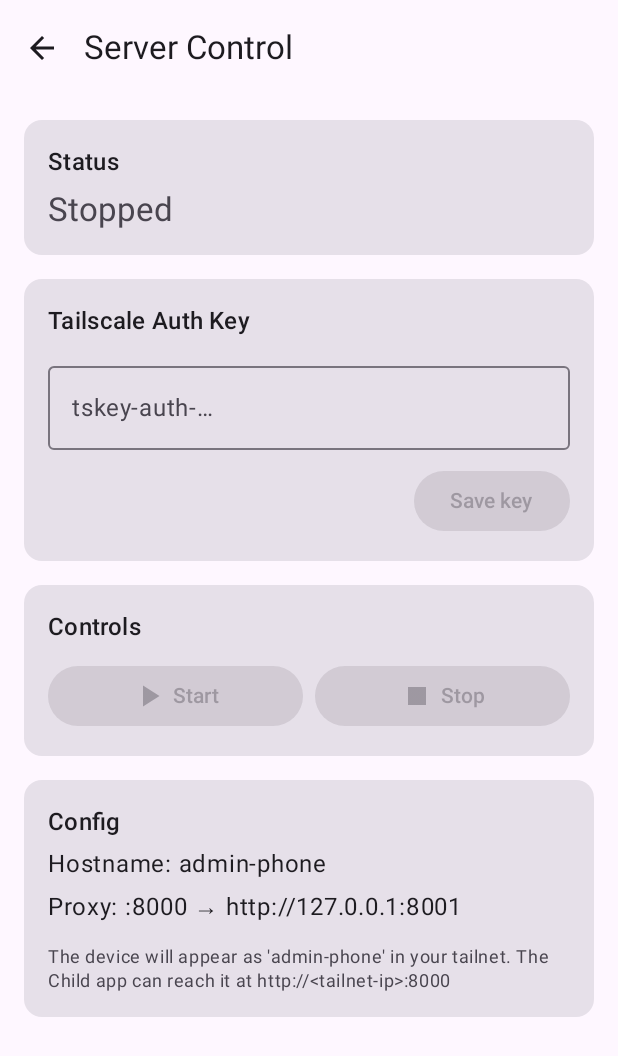
After one commit to System-IQ/FamilySafety, an Android app built with Jetpack Compose: the ServerControlScreen screen opened through its navigation route, on a phone screen of 412 x 824 dp. The commit adds this screen. Shown: the top 1056 px of the screen. Run offline under Robolectric (Android 15) with nearby library versions, the light colour scheme and no system bars.

Commit message:
Batch 4.5.2: integrate tsnet AAR + Server Control screen
- libs/tsnetbridge.aar (from Batch 4.5.1 CI artifact)
- data/tsnet/AuthKeyStore.kt       SharedPreferences for auth key
- data/tsnet/TsnetServerWrapper.kt Kotlin wrapper around gomobile API
- ui/server/ServerControlState.kt  UI state sealed interface
- ui/server/ServerControlViewModel.kt  start/stop logic
- ui/server/ServerControlScreen.kt Compose UI with key input + controls
- FamilyAdminApp.kt (updated)      adds authKeyStore + tsnetWrapper
- MainActivity.kt (updated)        passes new deps to nav
- ui/navigation/AppNavigation.kt   new SERVER route
- ui/controlroom/ControlRoomScreen.kt  + Cloud icon
- build.gradle.kts                 fileTree for libs/*.aar

```diff
--- a/admin/android/app/build.gradle.kts
+++ b/admin/android/app/build.gradle.kts
@@ -57,6 +57,8 @@ android {
 }
 
 dependencies {
+    implementation(fileTree(mapOf("dir" to "libs", "include" to listOf("*.aar", "*.jar"))))
+
     val composeBom = platform("androidx.compose:compose-bom:2024.09.03")
     implementation(composeBom)
     androidTestImplementation(composeBom)
--- a/admin/android/app/src/main/java/com/admin/family/FamilyAdminApp.kt
+++ b/admin/android/app/src/main/java/com/admin/family/FamilyAdminApp.kt
@@ -6,42 +6,30 @@ import com.admin.family.data.prefs.AppPreferences
 import com.admin.family.data.repository.DefaultSettingsRepository
 import com.admin.family.data.repository.DeviceRepository
 import com.admin.family.data.repository.SettingsRepository
+import com.admin.family.data.tsnet.AuthKeyStore
+import com.admin.family.data.tsnet.TsnetServerWrapper
 
-/**
- * Application entry point.
- *
- * Wires:
- * - AppPreferences (SharedPreferences)
- * - SettingsRepository (interface over prefs)
- * - ApiClient (uses base URL from prefs)
- * - DeviceRepository (uses ApiClient)
- *
- * All dependencies are exposed as immutable references for the
- * lifetime of the process. Base URL changes go through
- * `apiClient.updateBaseUrl()` — no need to recreate anything.
- */
 class FamilyAdminApp : Application() {
-
     lateinit var preferences: AppPreferences
         private set
-
     lateinit var settingsRepository: SettingsRepository
         private set
-
     lateinit var apiClient: ApiClient
         private set
-
     lateinit var deviceRepository: DeviceRepository
+        private set
+    lateinit var authKeyStore: AuthKeyStore
+        private set
+    lateinit var tsnetWrapper: TsnetServerWrapper
         private set
 
     override fun onCreate() {
         super.onCreate()
-
         preferences = AppPreferences(this)
         settingsRepository = DefaultSettingsRepository(preferences)
-
-        // Build client from whatever URL is currently saved.
         apiClient = ApiClient(preferences.apiBaseUrl)
         deviceRepository = DeviceRepository(apiClient)
+        authKeyStore = AuthKeyStore(this)
+        tsnetWrapper = TsnetServerWrapper(this)
     }
 }
--- a/admin/android/app/src/main/java/com/admin/family/MainActivity.kt
+++ b/admin/android/app/src/main/java/com/admin/family/MainActivity.kt
@@ -12,11 +12,9 @@ import com.admin.family.ui.navigation.AppNavigation
 import com.admin.family.ui.theme.FamilyAdminTheme
 
 class MainActivity : ComponentActivity() {
-
     override fun onCreate(savedInstanceState: Bundle?) {
         super.onCreate(savedInstanceState)
         enableEdgeToEdge()
-
         val app = application as FamilyAdminApp
 
         setContent {
@@ -29,6 +27,8 @@ class MainActivity : ComponentActivity() {
                         deviceRepository = app.deviceRepository,
                         settingsRepository = app.settingsRepository,
                         apiClient = app.apiClient,
+                        tsnetWrapper = app.tsnetWrapper,
+                        authKeyStore = app.authKeyStore,
                     )
                 }
             }
--- /dev/null
+++ b/admin/android/app/src/main/java/com/admin/family/data/tsnet/AuthKeyStore.kt
@@ -0,0 +1,25 @@
+package com.admin.family.data.tsnet
+
+import android.content.Context
+
+/**
+ * Secure-ish storage for the Tailscale auth key.
+ * Currently plain SharedPreferences — will upgrade to EncryptedSharedPreferences later.
+ */
+class AuthKeyStore(context: Context) {
+    private val prefs = context.getSharedPreferences("tsnet_auth", Context.MODE_PRIVATE)
+
+    var authKey: String?
+        get() = prefs.getString(KEY, null)
+        set(value) {
+            prefs.edit().putString(KEY, value).apply()
+        }
+
+    fun clear() {
+        prefs.edit().remove(KEY).apply()
+    }
+
+    companion object {
+        private const val KEY = "tailscale_auth_key"
+    }
+}
--- a/admin/android/app/src/main/java/com/admin/family/ui/controlroom/ControlRoomScreen.kt
+++ b/admin/android/app/src/main/java/com/admin/family/ui/controlroom/ControlRoomScreen.kt
@@ -12,6 +12,7 @@ import androidx.compose.foundation.lazy.LazyColumn
 import androidx.compose.foundation.lazy.items
 import androidx.compose.material.icons.Icons
 import androidx.compose.material.icons.filled.Refresh
+import androidx.compose.material.icons.filled.Cloud
 import androidx.compose.material.icons.filled.Settings
 import androidx.compose.material3.Card
 import androidx.compose.material3.CircularProgressIndicator
@@ -39,6 +40,7 @@ import com.admin.family.ui.theme.Warning
 fun ControlRoomScreen(
     vm: ControlRoomViewModel,
     onOpenSettings: () -> Unit,
+    onOpenServer: () -> Unit,
 ) {
     val state by vm.state.collectAsStateWithLifecycle()
 
@@ -49,6 +51,9 @@ fun ControlRoomScreen(
                 actions = {
                     IconButton(onClick = vm::refresh) {
                         Icon(Icons.Filled.Refresh, contentDescription = "Refresh")
+                    }
+                    IconButton(onClick = onOpenServer) {
+                        Icon(Icons.Filled.Cloud, contentDescription = "Server")
                     }
                     IconButton(onClick = onOpenSettings) {
                         Icon(Icons.Filled.Settings, contentDescription = "Settings")
--- a/admin/android/app/src/main/java/com/admin/family/ui/navigation/AppNavigation.kt
+++ b/admin/android/app/src/main/java/com/admin/family/ui/navigation/AppNavigation.kt
@@ -9,9 +9,14 @@ import androidx.navigation.compose.rememberNavController
 import com.admin.family.data.api.ApiClient
 import com.admin.family.data.repository.DeviceRepository
 import com.admin.family.data.repository.SettingsRepository
+import com.admin.family.data.tsnet.AuthKeyStore
+import com.admin.family.data.tsnet.TsnetServerWrapper
 import com.admin.family.ui.controlroom.ControlRoomScreen
 import com.admin.family.ui.controlroom.ControlRoomViewModel
 import com.admin.family.ui.controlroom.ControlRoomViewModelFactory
+import com.admin.family.ui.server.ServerControlScreen
+import com.admin.family.ui.server.ServerControlViewModel
+import com.admin.family.ui.server.ServerControlViewModelFactory
 import com.admin.family.ui.settings.SettingsScreen
 import com.admin.family.ui.settings.SettingsViewModel
 import com.admin.family.ui.settings.SettingsViewModelFactory
@@ -19,6 +24,7 @@ import com.admin.family.ui.settings.SettingsViewModelFactory
 object Routes {
     const val CONTROL_ROOM = "control_room"
     const val SETTINGS = "settings"
+    const val SERVER = "server"
 }
 
 @Composable
@@ -26,12 +32,11 @@ fun AppNavigation(
     deviceRepository: DeviceRepository,
     settingsRepository: SettingsRepository,
     apiClient: ApiClient,
+    tsnetWrapper: TsnetServerWrapper,
+    authKeyStore: AuthKeyStore,
     navController: NavHostController = rememberNavController(),
 ) {
-    NavHost(
-        navController = navController,
-        startDestination = Routes.CONTROL_ROOM,
-    ) {
+    NavHost(navController = navController, startDestination = Routes.CONTROL_ROOM) {
         composable(Routes.CONTROL_ROOM) {
             val vm: ControlRoomViewModel = viewModel(
                 factory = ControlRoomViewModelFactory(deviceRepository),
@@ -39,16 +44,20 @@ fun AppNavigation(
             ControlRoomScreen(
                 vm = vm,
                 onOpenSettings = { navController.navigate(Routes.SETTINGS) },
+                onOpenServer = { navController.navigate(Routes.SERVER) },
             )
         }
         composable(Routes.SETTINGS) {
             val vm: SettingsViewModel = viewModel(
                 factory = SettingsViewModelFactory(settingsRepository, apiClient),
             )
-            SettingsScreen(
-                viewModel = vm,
-                onBack = { navController.popBackStack() },
+            SettingsScreen(viewModel = vm, onBack = { navController.popBackStack() })
+        }
+        composable(Routes.SERVER) {
+            val vm: ServerControlViewModel = viewModel(
+                factory = ServerControlViewModelFactory(tsnetWrapper, authKeyStore),
             )
+            ServerControlScreen(vm = vm, onBack = { navController.popBackStack() })
         }
     }
 }
--- /dev/null
+++ b/admin/android/app/src/main/java/com/admin/family/ui/server/ServerControlScreen.kt
@@ -0,0 +1,167 @@
+package com.admin.family.ui.server
+
+import androidx.compose.foundation.layout.*
+import androidx.compose.foundation.rememberScrollState
+import androidx.compose.foundation.verticalScroll
+import androidx.compose.material.icons.Icons
+import androidx.compose.material.icons.filled.ArrowBack
+import androidx.compose.material.icons.filled.PlayArrow
+import androidx.compose.material.icons.filled.Stop
+import androidx.compose.material3.*
+import androidx.compose.runtime.Composable
+import androidx.compose.runtime.getValue
+import androidx.compose.ui.Alignment
+import androidx.compose.ui.Modifier
+import androidx.compose.ui.text.font.FontFamily
+import androidx.compose.ui.text.font.FontWeight
+import androidx.compose.ui.unit.dp
+import androidx.lifecycle.compose.collectAsStateWithLifecycle
+import com.admin.family.ui.theme.Danger
+import com.admin.family.ui.theme.Success
+import com.admin.family.ui.theme.Warning
+
+@OptIn(ExperimentalMaterial3Api::class)
+@Composable
+fun ServerControlScreen(
+    vm: ServerControlViewModel,
+    onBack: () -> Unit,
+) {
+    val ui by vm.state.collectAsStateWithLifecycle()
+
+    Scaffold(
+        topBar = {
+            TopAppBar(
+                title = { Text("Server Control") },
+                navigationIcon = {
+                    IconButton(onClick = onBack) {
+                        Icon(Icons.Filled.ArrowBack, contentDescription = "Back")
+                    }
+                },
+            )
+        },
+    ) { padding ->
+        Column(
+            modifier = Modifier
+                .fillMaxSize()
+                .padding(padding)
+                .padding(16.dp)
+                .verticalScroll(rememberScrollState()),
+            verticalArrangement = Arrangement.spacedBy(16.dp),
+        ) {
+            // ---- Status card ----
+            StatusCard(ui.state)
+
+            // ---- Auth key section ----
+            AuthKeySection(ui, vm)
+
+            // ---- Controls ----
+            ControlsSection(ui, vm)
+
+            // ---- Info ----
+            InfoSection(ui)
+        }
+    }
+}
+
+@Composable
+private fun StatusCard(state: ServerState) {
+    val (label, color) = when (state) {
+        is ServerState.Stopped -> "Stopped" to MaterialTheme.colorScheme.onSurfaceVariant
+        is ServerState.Starting -> "Starting…" to Warning
+        is ServerState.Running -> "Running" to Success
+        is ServerState.Failed -> "Failed" to Danger
+    }
+    Card(modifier = Modifier.fillMaxWidth()) {
+        Column(Modifier.padding(16.dp), verticalArrangement = Arrangement.spacedBy(6.dp)) {
+            Text("Status", style = MaterialTheme.typography.titleMedium, fontWeight = FontWeight.SemiBold)
+            Text(label, color = color, style = MaterialTheme.typography.titleLarge)
+            if (state is ServerState.Running) {
+                Text("Tailnet IP: ${state.tailnetIp}", fontFamily = FontFamily.Monospace)
+            }
+            if (state is ServerState.Failed) {
+                Text(state.message, color = Danger, style = MaterialTheme.typography.bodySmall)
+            }
+        }
+    }
+}
+
+@Composable
+private fun AuthKeySection(ui: ServerControlUiState, vm: ServerControlViewModel) {
+    Card(modifier = Modifier.fillMaxWidth()) {
+        Column(Modifier.padding(16.dp), verticalArrangement = Arrangement.spacedBy(10.dp)) {
+            Text("Tailscale Auth Key", style = MaterialTheme.typography.titleMedium, fontWeight = FontWeight.SemiBold)
+
+            if (ui.authKeySaved) {
+                Text("✓ Saved (hidden)", color = Success)
+                TextButton(onClick = vm::clearAuthKey) {
+                    Text("Clear key")
+                }
+            } else {
+                OutlinedTextField(
+                    value = ui.authKeyInput,
+                    onValueChange = vm::onAuthKeyChanged,
+                    label = { Text("tskey-auth-…") },
+                    singleLine = true,
+                    modifier = Modifier.fillMaxWidth(),
+                )
+                Button(
+                    onClick = vm::saveAuthKey,
+                    enabled = ui.authKeyInput.isNotBlank(),
+                    modifier = Modifier.align(Alignment.End),
+                ) {
+                    Text("Save key")
+                }
+            }
+        }
+    }
+}
+
+@Composable
+private fun ControlsSection(ui: ServerControlUiState, vm: ServerControlViewModel) {
+    Card(modifier = Modifier.fillMaxWidth()) {
+        Column(Modifier.padding(16.dp), verticalArrangement = Arrangement.spacedBy(10.dp)) {
+            Text("Controls", style = MaterialTheme.typography.titleMedium, fontWeight = FontWeight.SemiBold)
+            Row(horizontalArrangement = Arrangement.spacedBy(8.dp)) {
+                Button(
+                    onClick = vm::startServer,
+                    enabled = ui.authKeySaved &&
+                            ui.state !is ServerState.Running &&
+                            ui.state !is ServerState.Starting,
+                    modifier = Modifier.weight(1f),
+                ) {
+                    Icon(Icons.Filled.PlayArrow, contentDescription = null)
+                    Spacer(Modifier.width(4.dp))
+                    Text("Start")
+                }
+                Button(
+                    onClick = vm::stopServer,
+                    enabled = ui.state is ServerState.Running ||
+                            ui.state is ServerState.Starting,
+                    modifier = Modifier.weight(1f),
+                ) {
+                    Icon(Icons.Filled.Stop, contentDescription = null)
+                    Spacer(Modifier.width(4.dp))
+                    Text("Stop")
+                }
+            }
+        }
+    }
+}
+
+@Composable
+private fun InfoSection(ui: ServerControlUiState) {
+    Card(modifier = Modifier.fillMaxWidth()) {
+        Column(Modifier.padding(16.dp), verticalArrangement = Arrangement.spacedBy(4.dp)) {
+            Text("Config", style = MaterialTheme.typography.titleMedium, fontWeight = FontWeight.SemiBold)
+            Text("Hostname: ${ui.hostname}")
+            Text("Proxy: :${ui.proxyPort} → ${ui.proxyTarget}")
+            Spacer(Modifier.height(6.dp))
+            Text(
+                "The device will appear as '${ui.hostname}' in your tailnet. " +
+                "The Child app can reach it at http://<tailnet-ip>:${ui.proxyPort}",
+                style = MaterialTheme.typography.bodySmall,
+                color = MaterialTheme.colorScheme.onSurfaceVariant,
+            )
+        }
+    }
+}
--- /dev/null
+++ b/admin/android/app/src/main/java/com/admin/family/ui/server/ServerControlState.kt
@@ -0,0 +1,17 @@
+package com.admin.family.ui.server
+
+sealed interface ServerState {
+    data object Stopped : ServerState
+    data object Starting : ServerState
+    data class Running(val tailnetIp: String) : ServerState
+    data class Failed(val message: String) : ServerState
+}
+
+data class ServerControlUiState(
+    val state: ServerState = ServerState.Stopped,
+    val authKeySaved: Boolean = false,
+    val authKeyInput: String = "",
+    val hostname: String = "admin-phone",
+    val proxyPort: Int = 8000,
+    val proxyTarget: String = "http://127.0.0.1:8001",
+)
--- /dev/null
+++ b/admin/android/app/src/main/java/com/admin/family/ui/server/ServerControlViewModel.kt
@@ -0,0 +1,89 @@
+package com.admin.family.ui.server
+
+import androidx.lifecycle.ViewModel
+import androidx.lifecycle.ViewModelProvider
+import androidx.lifecycle.viewModelScope
+import com.admin.family.data.tsnet.AuthKeyStore
+import com.admin.family.data.tsnet.TsnetServerWrapper
+import kotlinx.coroutines.flow.MutableStateFlow
+import kotlinx.coroutines.flow.StateFlow
+import kotlinx.coroutines.flow.asStateFlow
+import kotlinx.coroutines.flow.update
+import kotlinx.coroutines.launch
+
+class ServerControlViewModel(
+    private val wrapper: TsnetServerWrapper,
+    private val authKeyStore: AuthKeyStore,
+) : ViewModel() {
+
+    private val _state = MutableStateFlow(
+        ServerControlUiState(
+            authKeySaved = authKeyStore.authKey != null,
+        )
+    )
+    val state: StateFlow<ServerControlUiState> = _state.asStateFlow()
+
+    fun onAuthKeyChanged(input: String) {
+        _state.update { it.copy(authKeyInput = input) }
+    }
+
+    fun onHostnameChanged(input: String) {
+        _state.update { it.copy(hostname = input) }
+    }
+
+    fun saveAuthKey() {
+        val key = _state.value.authKeyInput.trim()
+        if (key.isEmpty()) return
+        authKeyStore.authKey = key
+        _state.update { it.copy(authKeySaved = true, authKeyInput = "") }
+    }
+
+    fun clearAuthKey() {
+        authKeyStore.clear()
+        _state.update { it.copy(authKeySaved = false, authKeyInput = "") }
+    }
+
+    fun startServer() {
+        val key = authKeyStore.authKey ?: return
+        _state.update { it.copy(state = ServerState.Starting) }
+
+        viewModelScope.launch {
+            val result = wrapper.start(key, _state.value.hostname)
+            if (result.isSuccess) {
+                // try to start proxy
+                wrapper.listenAndProxy(
+                    _state.value.proxyPort,
+                    _state.value.proxyTarget,
+                )
+                val ip = wrapper.ip4()
+                _state.update { it.copy(state = ServerState.Running(ip)) }
+            } else {
+                _state.update {
+                    it.copy(state = ServerState.Failed(wrapper.lastError ?: "unknown"))
+                }
+            }
+        }
+    }
+
+    fun stopServer() {
+        wrapper.stop()
+        _state.update { it.copy(state = ServerState.Stopped) }
+    }
+
+    fun refreshStatus() {
+        if (wrapper.isRunning()) {
+            _state.update { it.copy(state = ServerState.Running(wrapper.ip4())) }
+        } else {
+            _state.update { it.copy(state = ServerState.Stopped) }
+        }
+    }
+}
+
+class ServerControlViewModelFactory(
+    private val wrapper: TsnetServerWrapper,
+    private val authKeyStore: AuthKeyStore,
+) : ViewModelProvider.Factory {
+    @Suppress("UNCHECKED_CAST")
+    override fun <T : ViewModel> create(modelClass: Class<T>): T =
+        ServerControlViewModel(wrapper, authKeyStore) as T
+}
```
Also changed, not shown: admin/android/app/src/main/java/com/admin/family/data/tsnet/TsnetServerWrapper.kt (added, +71 -0 lines).
